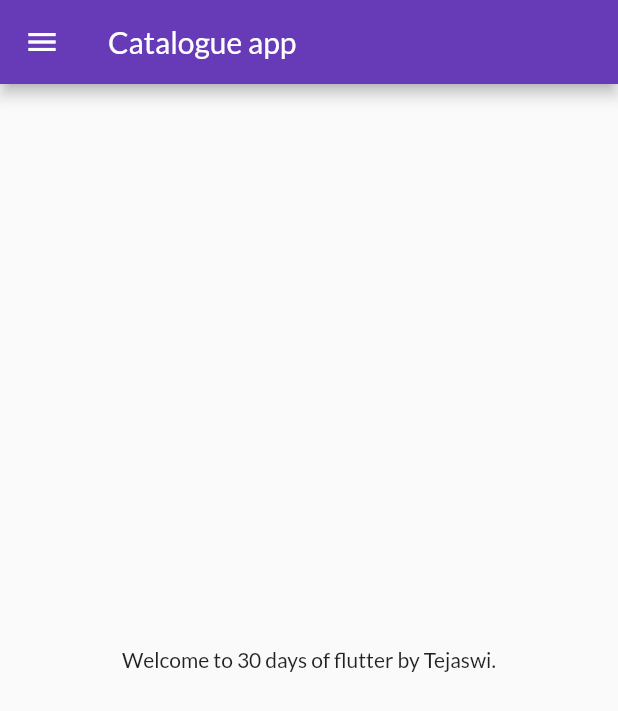
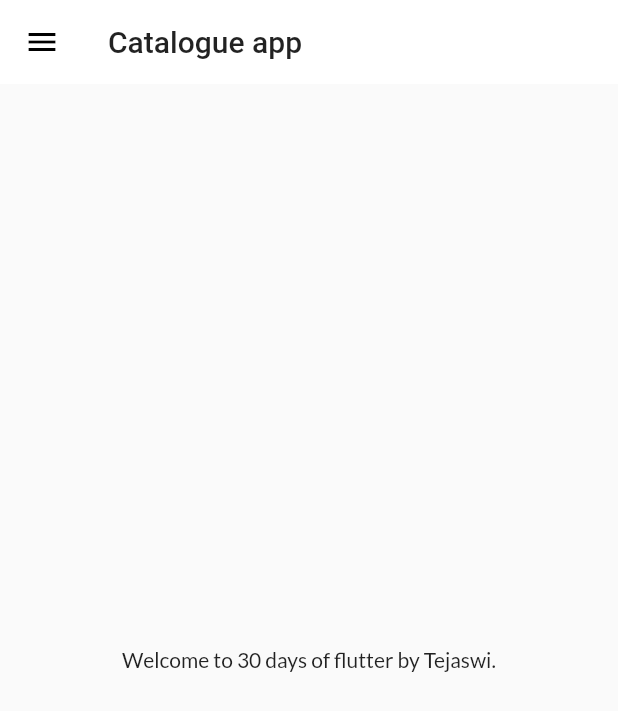
Before and after one commit to kasattejaswi/learning-flutter, a Flutter app: the screen it shows after launch, on a phone screen of 412 x 824 dp. Shown: the top 711 px of the screen. Run offline on Flutter 3.47's test engine with Material 2 defaults, Android fonts, the phone set to English and light mode, and no system bars; our stand-ins replace google_fonts.

Commit message:
Extracted themes

```diff
--- a/lib/main.dart
+++ b/lib/main.dart
@@ -1,8 +1,8 @@
 import 'package:flutter/material.dart';
-import 'package:google_fonts/google_fonts.dart';
 import 'package:untitled/pages/home_page.dart';
 import 'package:untitled/pages/login_page.dart';
 import 'package:untitled/utils/routes.dart';
+import 'package:untitled/widgets/themes.dart';
 
 void main() {
   runApp(MyApp());
@@ -16,11 +16,7 @@ class MyApp extends StatelessWidget {
 
     return MaterialApp(
         themeMode: ThemeMode.light,
-        theme: ThemeData(
-          fontFamily: GoogleFonts.lato().fontFamily,
-          primaryTextTheme: GoogleFonts.latoTextTheme(),
-          primarySwatch: Colors.deepPurple,
-        ),
+        theme: MyTheme.lightTheme(context),
         debugShowCheckedModeBanner: false,
         darkTheme: ThemeData(primarySwatch: Colors.deepOrange),
         initialRoute: MyRoutes.homeRoute,
--- /dev/null
+++ b/lib/widgets/themes.dart
@@ -0,0 +1,22 @@
+import 'package:flutter/material.dart';
+import 'package:google_fonts/google_fonts.dart';
+
+class MyTheme {
+  static ThemeData lightTheme(BuildContext context) => ThemeData(
+        fontFamily: GoogleFonts.lato().fontFamily,
+        primarySwatch: Colors.deepPurple,
+        appBarTheme: AppBarTheme(
+          color: Colors.white,
+          elevation: 0.0,
+          iconTheme: IconThemeData(
+            color: Colors.black,
+          ),
+          toolbarTextStyle: Theme.of(context).textTheme.bodyText2,
+          titleTextStyle: Theme.of(context).textTheme.headline6,
+        ),
+      );
+
+  static ThemeData darkTheme(BuildContext context) => ThemeData(
+        brightness: Brightness.dark,
+      );
+}
```
